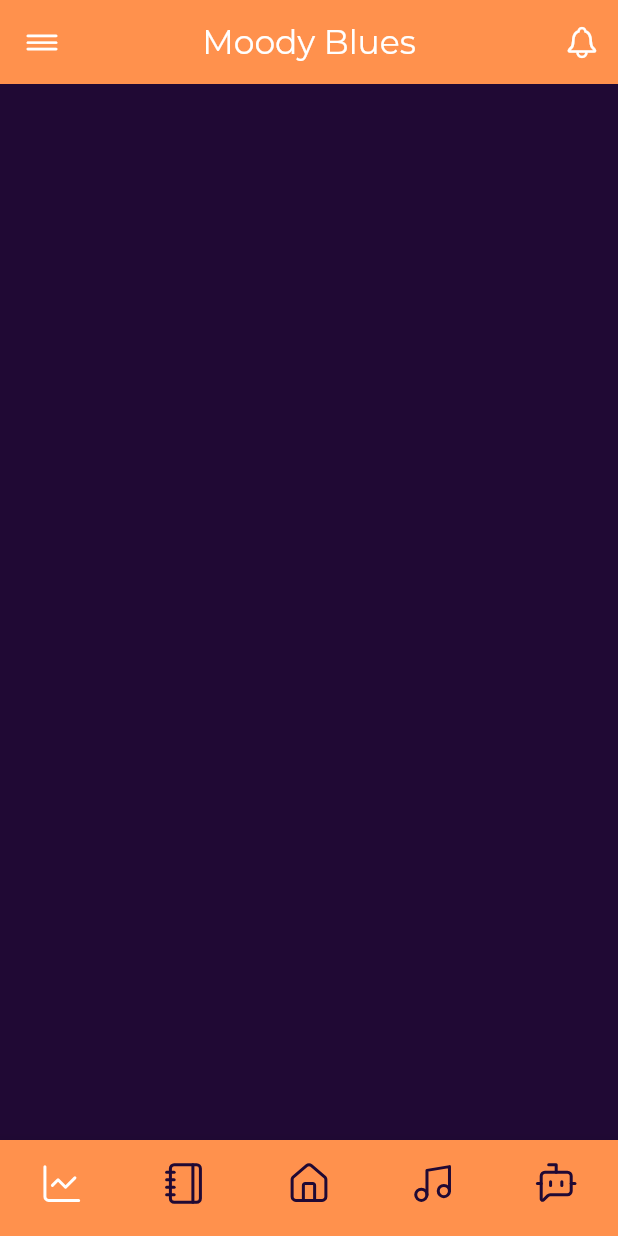
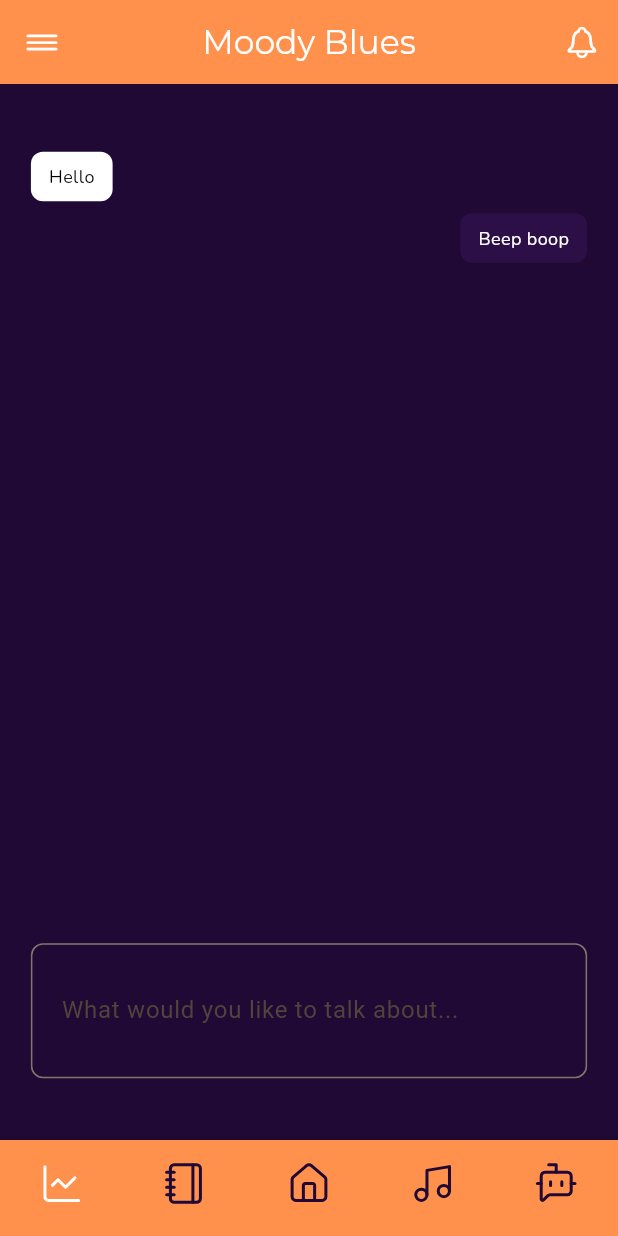
Before and after one commit to Daniel-Hayek/heart-beat, a Flutter app: the ChatbotScreen screen opened by its route, on a phone screen of 412 x 824 dp. Run offline on Flutter 3.47's test engine with Material 3 defaults, Android fonts, the phone set to English and light mode, and no system bars; our stand-ins replace dio, flutter_dotenv, flutter_secure_storage, flutter_svg, jwt_decoder, lucide_icons; accounts and stored records are empty.

Commit message:
FE: Filled out chatbot screen with text

```diff
--- a/heart_beat_client/lib/screens/chatbot/chatbot_screen.dart
+++ b/heart_beat_client/lib/screens/chatbot/chatbot_screen.dart
@@ -1,7 +1,9 @@
 import 'package:flutter/cupertino.dart';
 import 'package:flutter/material.dart';
+import 'package:heart_beat_client/widgets/chatbot/chat_bubble.dart';
 import 'package:heart_beat_client/widgets/common/bars/custom_app_bar.dart';
 import 'package:heart_beat_client/widgets/common/bars/custom_bottom_bar.dart';
+import 'package:heart_beat_client/widgets/stats/feedback_field.dart';
 
 class ChatbotScreen extends StatelessWidget {
   const ChatbotScreen({super.key});
@@ -10,7 +12,52 @@ class ChatbotScreen extends StatelessWidget {
   Widget build(BuildContext context) {
     return Scaffold(
       appBar: CustomAppBar(title: "Moody Blues"),
-      body: Container(),
+      body: Padding(
+        padding: EdgeInsetsGeometry.symmetric(
+          vertical: MediaQuery.of(context).size.height * 0.05,
+          horizontal: MediaQuery.of(context).size.width * 0.05,
+        ),
+        child: Column(
+          children: [
+            Expanded(
+              child: ListView(
+                children: [
+                  Align(
+                    alignment: Alignment.centerLeft,
+                    child: ChatBubble(text: "Hello", isUser: true),
+                  ),
+                  Align(
+                    alignment: Alignment.centerRight,
+                    child: ChatBubble(text: "Beep boop", isUser: false),
+                  ),
+                ],
+              ),
+            ),
+            Container(
+              child: Row(
+                children: [
+                  Expanded(
+                    child: TextField(
+                      controller: null,
+                      decoration: InputDecoration(
+                        hintText: "What would you like to talk about...",
+                        border: OutlineInputBorder(
+                          borderRadius: BorderRadius.circular(8),
+                          borderSide: BorderSide(color: Colors.white, width: 2),
+                        ),
+                        contentPadding: EdgeInsets.symmetric(
+                          horizontal: MediaQuery.of(context).size.width * 0.04,
+                          vertical: MediaQuery.of(context).size.height * 0.04,
+                        ),
+                      ),
+                    ),
+                  ),
+                ],
+              ),
+            ),
+          ],
+        ),
+      ),
       bottomNavigationBar: CustomBottomBar(),
     );
   }
--- /dev/null
+++ b/heart_beat_client/lib/widgets/chatbot/chat_bubble.dart
@@ -0,0 +1,29 @@
+import 'package:flutter/material.dart';
+import 'package:heart_beat_client/core/constants/app_colors.dart';
+
+class ChatBubble extends StatelessWidget {
+  final String text;
+  final bool isUser;
+
+  const ChatBubble({super.key, required this.text, required this.isUser});
+
+  @override
+  Widget build(BuildContext context) {
+    return Container(
+      margin: const EdgeInsets.symmetric(vertical: 4),
+      padding: const EdgeInsets.symmetric(vertical: 8, horizontal: 12),
+      decoration: BoxDecoration(
+        color: isUser ? Colors.white : AppColors.secondaryColor,
+        borderRadius: BorderRadius.circular(8),
+      ),
+      child: Text(
+        text,
+        style: TextStyle(
+          color: isUser ? Colors.black : Colors.white,
+          fontFamily: 'nunito',
+          fontSize: 12,
+        ),
+      ),
+    );
+  }
+}
```
